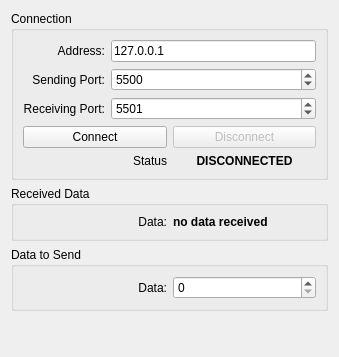
marek-cel/marek-cel, file cpp_libs/X-Plane SDK/02_setting_position/src/GUI.ui: the form before one commit.
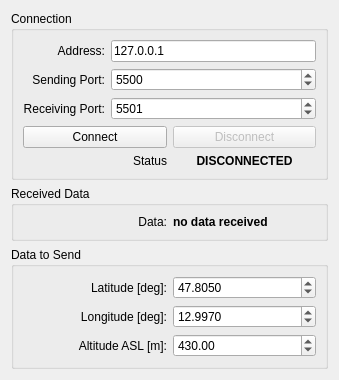
The form after the commit.

What changed in the file:
```diff
--- a/cpp_libs/X-Plane SDK/02_setting_position/src/GUI.ui
+++ b/cpp_libs/X-Plane SDK/02_setting_position/src/GUI.ui
@@ -188,10 +188,56 @@
       <string>Data to Send</string>
      </property>
      <layout class="QGridLayout" name="gridLayout_6">
-      <item row="0" column="0">
+      <item row="1" column="0">
        <widget class="QLabel" name="label_9">
         <property name="text">
-         <string>Data:</string>
+         <string>Longitude [deg]:</string>
+        </property>
+        <property name="alignment">
+         <set>Qt::AlignRight|Qt::AlignTrailing|Qt::AlignVCenter</set>
+        </property>
+       </widget>
+      </item>
+      <item row="3" column="0">
+       <widget class="QLabel" name="label_3">
+        <property name="text">
+         <string>Altitude ASL [m]:</string>
+        </property>
+        <property name="alignment">
+         <set>Qt::AlignRight|Qt::AlignTrailing|Qt::AlignVCenter</set>
+        </property>
+       </widget>
+      </item>
+      <item row="1" column="1">
+       <widget class="QDoubleSpinBox" name="spinBoxLon">
+        <property name="decimals">
+         <number>4</number>
+        </property>
+        <property name="minimum">
+         <double>-180.000000000000000</double>
+        </property>
+        <property name="maximum">
+         <double>180.000000000000000</double>
+        </property>
+        <property name="value">
+         <double>12.997000000000000</double>
+        </property>
+       </widget>
+      </item>
+      <item row="3" column="1">
+       <widget class="QDoubleSpinBox" name="spinBoxAlt">
+        <property name="maximum">
+         <double>9999.989999999999782</double>
+        </property>
+        <property name="value">
+         <double>430.000000000000000</double>
+        </property>
+       </widget>
+      </item>
+      <item row="0" column="0">
+       <widget class="QLabel" name="label_2">
+        <property name="text">
+         <string>Latitude [deg]:</string>
         </property>
         <property name="alignment">
          <set>Qt::AlignRight|Qt::AlignTrailing|Qt::AlignVCenter</set>
@@ -199,7 +245,14 @@
        </widget>
       </item>
       <item row="0" column="1">
-       <widget class="QSpinBox" name="spinBox_data"/>
+       <widget class="QDoubleSpinBox" name="spinBoxLat">
+        <property name="decimals">
+         <number>4</number>
+        </property>
+        <property name="value">
+         <double>47.805000000000000</double>
+        </property>
+       </widget>
       </item>
      </layout>
     </widget>
```
Left out of the diff: 2 changed lines with no effect on the pictures.
